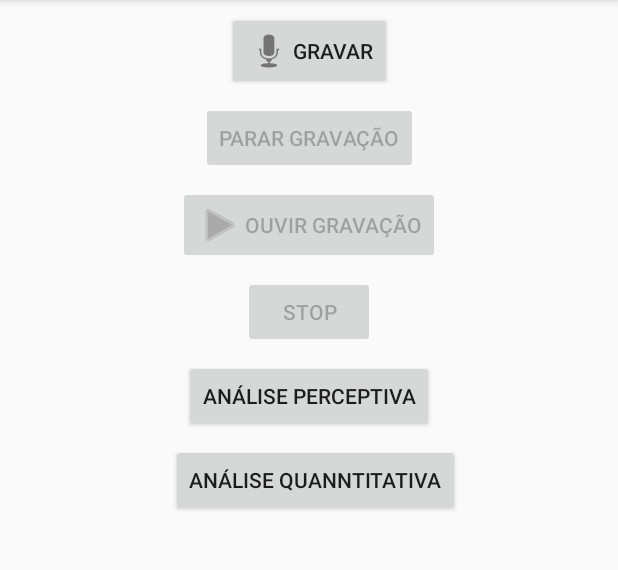
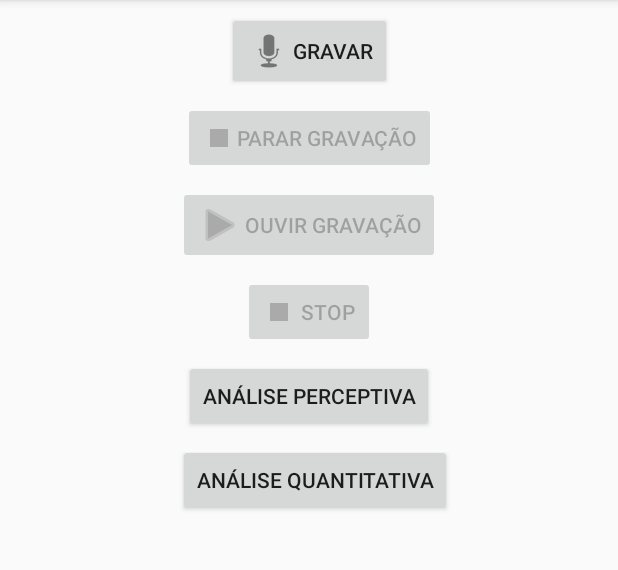
Before and after one commit to lucastadeu50/MyApplication, an Android app: the GravacaoActivity screen opened directly, with no data from a screen before it, on a phone screen of 412 x 824 dp, the part 84-654 px from its top. Run offline under Robolectric (Android 15) with nearby library versions, the phone set to English and light mode, and no system bars.

Commit message:
drawable

```diff
--- a/app/src/main/java/com/example/dimasjose/myapplication/control/CadastroActivity.java
+++ b/app/src/main/java/com/example/dimasjose/myapplication/control/CadastroActivity.java
@@ -44,9 +44,6 @@ public class CadastroActivity extends AppCompatActivity {
         edtDatadeNascimento = findViewById(R.id.edtDatadeNascimento);
         edtOcupacao = findViewById(R.id.edtOcupacao);
         edtObservacao = findViewById(R.id.edtObservacao);
-
-
-
     }
 
         //CRIA O MENU QUE APARECE NA BARRA AZUL
@@ -117,7 +114,7 @@ public class CadastroActivity extends AppCompatActivity {
         boolean insertData = usuarioBD.addData(newEntry, newEntry2, newEntry3, newEntry4, newEntry5);
 
         if(insertData==true){
-            Toast.makeText(this, "Dado adicionado ao banco com sucesso.", Toast.LENGTH_LONG).show();
+          //  Toast.makeText(this, "Dado adicionado ao banco com sucesso.", Toast.LENGTH_LONG).show();
         }else{
             Toast.makeText(this, "ERRO dado nao adicionado ao banco.", Toast.LENGTH_LONG).show();
         }
--- a/app/src/main/java/com/example/dimasjose/myapplication/control/EdicaoActivity.java
+++ b/app/src/main/java/com/example/dimasjose/myapplication/control/EdicaoActivity.java
@@ -56,7 +56,7 @@ public class EdicaoActivity extends AppCompatActivity {
         }
         edtOcupacao.setText(intent.getStringExtra("ocupacao"));
         edtObservacao.setText(intent.getStringExtra("observacao"));
-        edtNone.requestFocus();// COLOCA O FOCUS NO NOME QUANDO A TELA É ABERTA
+        edtNone.requestFocus();// COLOvCA O FOCUS NO NOME QUANDO A TELA É ABERTA
 
     }
     // É PRATICAMENTE IGUAL A CLASSE DE CADASTRO
@@ -101,7 +101,7 @@ public class EdicaoActivity extends AppCompatActivity {
         boolean insertData = usuarioBD.update(id, newEntry, newEntry2, newEntry3, newEntry4, newEntry5);
 
         if (insertData == true) {
-            Toast.makeText(this, "Dado adicionado ao banco com sucesso.", Toast.LENGTH_LONG).show();
+          //  Toast.makeText(this, "Dado adicionado ao banco com sucesso.", Toast.LENGTH_LONG).show();
         } else {
             Toast.makeText(this, "ERRO dado nao adicionado ao banco.", Toast.LENGTH_LONG).show();
         }
--- /dev/null
+++ b/app/src/main/res/drawable/ic_stop_black_24dp.xml
@@ -0,0 +1,9 @@
+<vector xmlns:android="http://schemas.android.com/apk/res/android"
+        android:width="24dp"
+        android:height="24dp"
+        android:viewportWidth="24.0"
+        android:viewportHeight="24.0">
+    <path
+        android:fillColor="#FF000000"
+        android:pathData="M6,6h12v12H6z"/>
+</vector>
--- a/app/src/main/res/layout/activity_cadastro.xml
+++ b/app/src/main/res/layout/activity_cadastro.xml
@@ -103,10 +103,4 @@
         app:layout_constraintStart_toStartOf="@+id/txtObservacao"
         app:layout_constraintTop_toBottomOf="@+id/txtObservacao" />
 
-    <ListView
-        android:id="@+id/listviewcadastro"
-        android:layout_width="368dp"
-        android:layout_height="116dp"
-        tools:layout_editor_absoluteX="8dp"
-        tools:layout_editor_absoluteY="387dp" />
 </android.support.constraint.ConstraintLayout>
--- a/app/src/main/res/layout/activity_gravacao.xml
+++ b/app/src/main/res/layout/activity_gravacao.xml
@@ -49,7 +49,7 @@
         android:layout_marginLeft="8dp"
         android:layout_marginStart="8dp"
         android:layout_marginTop="8dp"
-        android:text="Análise Quanntitativa"
+        android:text="Análise Quantitativa"
         app:layout_constraintBottom_toBottomOf="parent"
         app:layout_constraintEnd_toEndOf="parent"
         app:layout_constraintHorizontal_bias="0.5"
@@ -63,6 +63,8 @@
         android:layout_height="wrap_content"
         android:layout_marginTop="8dp"
         android:text="Parar Gravação"
+        android:drawableLeft="@drawable/ic_stop_black_24dp"
+        android:drawableTint="@android:color/darker_gray"
         app:layout_constraintEnd_toEndOf="parent"
         app:layout_constraintHorizontal_bias="0.5"
         app:layout_constraintStart_toStartOf="parent"
@@ -73,6 +75,8 @@
         android:layout_width="wrap_content"
         android:layout_height="wrap_content"
         android:layout_marginTop="8dp"
+        android:drawableLeft="@drawable/ic_stop_black_24dp"
+        android:drawableTint="@android:color/darker_gray"
         android:text="Stop"
         app:layout_constraintEnd_toEndOf="parent"
         app:layout_constraintStart_toStartOf="parent"
--- a/app/src/main/res/layout/activity_main.xml
+++ b/app/src/main/res/layout/activity_main.xml
@@ -14,7 +14,7 @@
         android:layout_marginLeft="8dp"
         android:layout_marginRight="8dp"
         android:layout_marginTop="8dp"
-        android:text="@string/btn_incluir"
+        android:text="Incluir Paciente"
         app:layout_constraintLeft_toLeftOf="parent"
         app:layout_constraintRight_toRightOf="parent"
         app:layout_constraintTop_toTopOf="parent" />
@@ -26,7 +26,7 @@
         android:layout_marginLeft="8dp"
         android:layout_marginRight="8dp"
         android:layout_marginTop="8dp"
-        android:text="@string/btn_consultar"
+        android:text="Pacientes Cadastrados"
         app:layout_constraintLeft_toLeftOf="parent"
         app:layout_constraintRight_toRightOf="parent"
         app:layout_constraintTop_toBottomOf="@+id/buttonIncluir" />
@@ -38,7 +38,7 @@
         android:layout_marginLeft="8dp"
         android:layout_marginRight="8dp"
         android:layout_marginTop="8dp"
-        android:text="Inicar Consulta"
+        android:text="Iniciar Consulta"
         app:layout_constraintLeft_toLeftOf="parent"
         app:layout_constraintRight_toRightOf="parent"
         app:layout_constraintTop_toBottomOf="@+id/buttonConsultar" />
```
